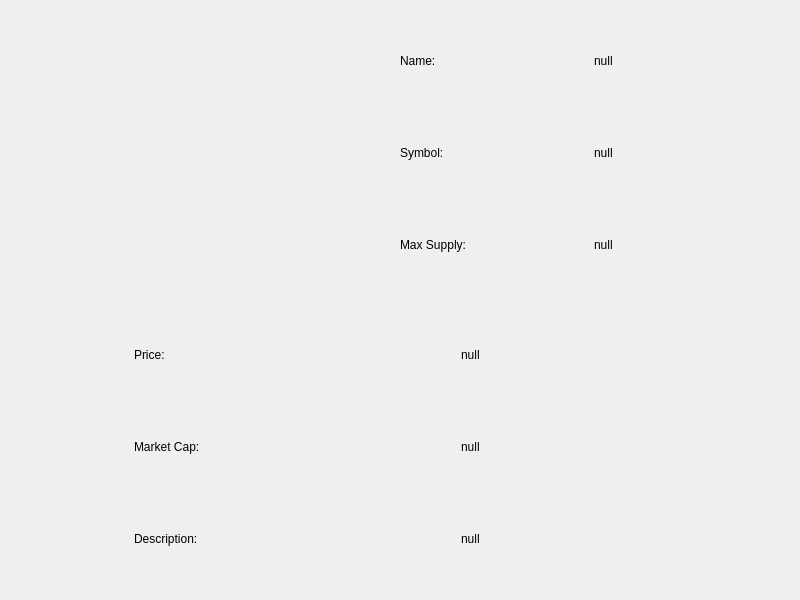
First picture: the form in src/view/mainwindow.ui, repository Krizen2000/cryptocurrencyexchange, before the edit.
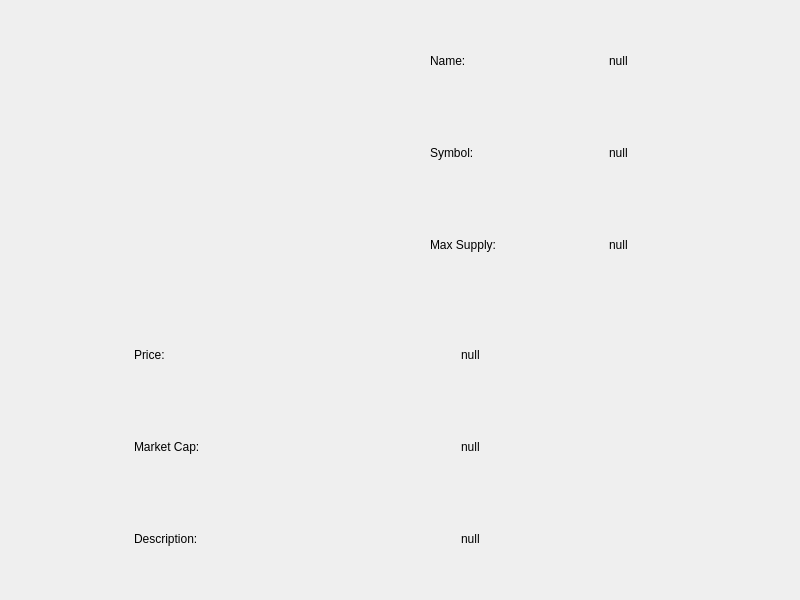
Second picture: the form after the edit. Icons and pictures are not drawn.

Diff of the .ui file:
```diff
--- a/src/view/mainwindow.ui
+++ b/src/view/mainwindow.ui
@@ -677,8 +677,8 @@
               </property>
               <property name="minimumSize">
                <size>
-                <width>200</width>
-                <height>200</height>
+                <width>230</width>
+                <height>230</height>
                </size>
               </property>
               <property name="maximumSize">
@@ -687,6 +687,9 @@
                 <height>200</height>
                </size>
               </property>
+              <property name="styleSheet">
+               <string notr="true"/>
+              </property>
               <property name="text">
                <string/>
               </property>
```
Left out of the diff: 42 changed lines with no effect on the pictures.
